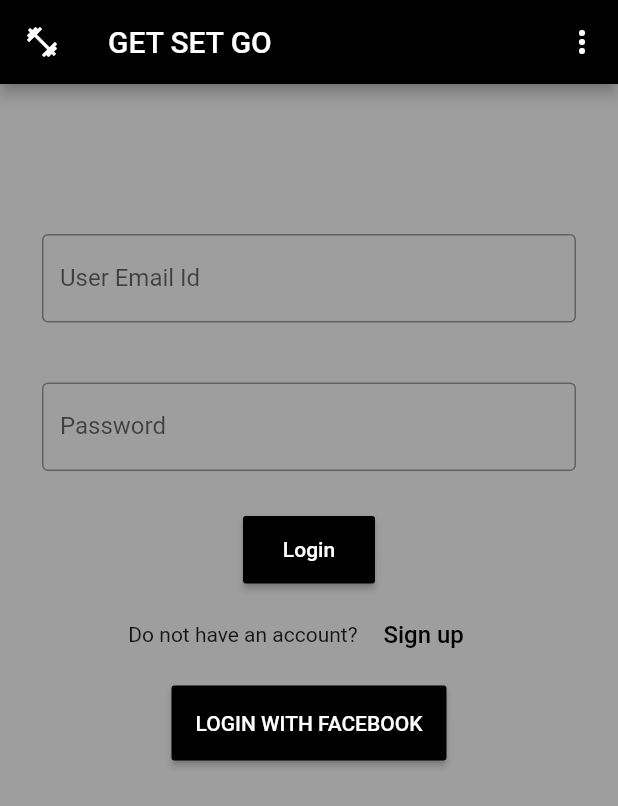
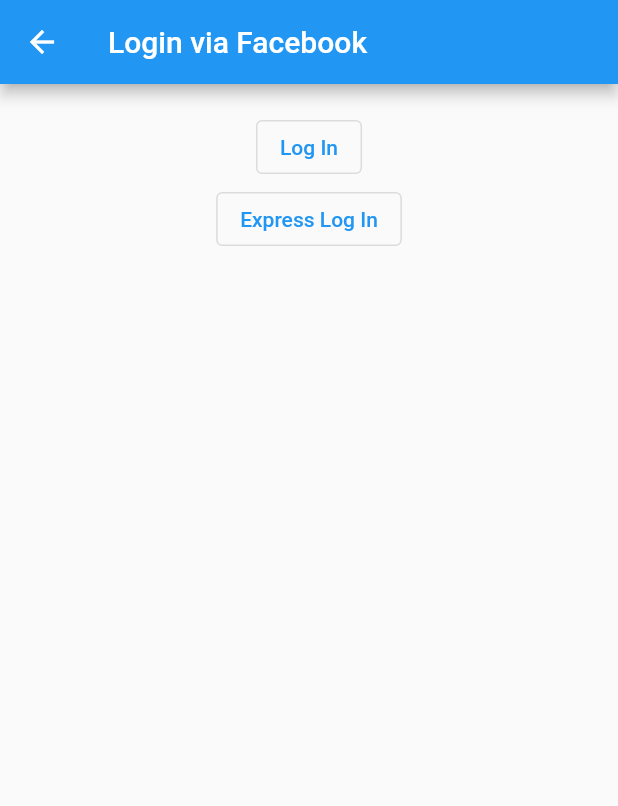
Before and after one commit to saipreethi14/flutterfitness22, a Flutter app: the SignInPage screen opened directly, after a tap on "LOGIN WITH FACEBOOK", on a phone screen of 412 x 824 dp. Shown: the top 806 px of the screen. Run offline on Flutter 3.47's test engine with Material 2 defaults, Android fonts, the phone set to English and light mode, and no system bars; our stand-ins replace chewie, cloud_firestore, firebase_auth, firebase_core, font_awesome_flutter, video_player; missing offline and left inert: flutter_login_facebook; accounts and stored records are empty.

Commit message:
Added FaceBook LoGin Page

```diff
--- /dev/null
+++ b/lib/MyApp.dart
@@ -0,0 +1,173 @@
+import 'dart:io';
+
+import 'package:ff/HomePage.dart';
+import 'package:flutter/cupertino.dart';
+import 'package:flutter/material.dart';
+import 'package:flutter_login_facebook/flutter_login_facebook.dart';
+
+
+
+class MyApp1 extends StatefulWidget {
+  final FacebookLogin plugin;
+
+  const MyApp1({Key? key, required this.plugin}) : super(key: key);
+
+  @override
+  _MyHomeState createState() => _MyHomeState();
+}
+
+class _MyHomeState extends State<MyApp1> {
+  String? _sdkVersion;
+  FacebookAccessToken? _token;
+  FacebookUserProfile? _profile;
+  String? _email;
+  String? _password;
+  String? _imageUrl;
+
+  @override
+  void initState() {
+    super.initState();
+
+    _getSdkVersion();
+    _updateLoginInfo();
+  }
+
+  @override
+  Widget build(BuildContext context) {
+    final isLogin = _token != null && _profile != null;
+    return Scaffold(
+      appBar: AppBar(
+        title: const Text('Login via Facebook '),
+      ),
+      body: Padding(
+        padding: const EdgeInsets.symmetric(vertical: 18.0, horizontal: 8.0),
+        child: Center(
+          child: Column(
+            children: <Widget>[
+              if (_sdkVersion != null) Text('SDK v$_sdkVersion'),
+              if (isLogin)
+                Padding(
+                  padding: const EdgeInsets.only(bottom: 10),
+                  child: _buildUserInfo(context, _profile!, _token!, _email),
+
+                ),
+              if(isLogin && FacebookLoginStatus != FacebookLoginStatus.cancel)
+                Padding(padding: EdgeInsets.all(10),
+                child: FlatButton(
+                  child: Text('Login'),
+                  onPressed: () {
+                    Navigator.push(context, MaterialPageRoute(builder: (Context) => Homepage()));
+                  },
+                ),),
+              isLogin
+                  ? OutlinedButton(
+                child: const Text('Log Out'),
+                onPressed: _onPressedLogOutButton,
+              )
+                  : OutlinedButton(
+                child: const Text('Log In'),
+
+                onPressed: _onPressedLogInButton,
+
+              ),
+              if (!isLogin && Platform.isAndroid)
+                OutlinedButton(
+                  child: const Text('Express Log In'),
+                  onPressed: () => _onPressedExpressLogInButton(context),
+                )
+
+            ],
+          ),
+        ),
+      ),
+    );
+  }
+
+  Widget _buildUserInfo(BuildContext context, FacebookUserProfile profile,
+      FacebookAccessToken accessToken, String? email) {
+    final avatarUrl = _imageUrl;
+    return Column(
+      crossAxisAlignment: CrossAxisAlignment.start,
+      children: [
+        if (avatarUrl != null)
+          Center(
+            child: Image.network(avatarUrl),
+          ),
+        Row(
+          crossAxisAlignment: CrossAxisAlignment.center,
+          children: <Widget>[
+            const Text('User: '),
+            Text(
+              '${profile.firstName} ${profile.lastName}',
+              style: const TextStyle(fontWeight: FontWeight.bold),
+            ),
+          ],
+        ),
+        const Text('AccessToken: '),
+        Text(
+          accessToken.token,
+          softWrap: true,
+        ),
+        if (email != null) Text('Email: $email'),
+      ],
+    );
+  }
+
+  Future<void> _onPressedLogInButton() async {
+    await widget.plugin.logIn(permissions: [
+      FacebookPermission.publicProfile,
+      FacebookPermission.email,
+        ]);
+
+    await _updateLoginInfo();
+  }
+
+  Future<void> _onPressedExpressLogInButton(BuildContext context) async {
+    final res = await widget.plugin.expressLogin();
+    if (res.status == FacebookLoginStatus.success) {
+      await _updateLoginInfo();
+    } else {
+      await showDialog<Object>(
+        context: context,
+        builder: (context) => const AlertDialog(
+          content: Text("Can't make express log in. Try regular log in."),
+        ),
+      );
+    }
+  }
+
+  Future<void> _onPressedLogOutButton() async {
+    await widget.plugin.logOut();
+    await _updateLoginInfo();
+  }
+
+  Future<void> _getSdkVersion() async {
+    final sdkVesion = await widget.plugin.sdkVersion;
+    setState(() {
+      _sdkVersion = sdkVesion;
+    });
+  }
+
+  Future<void> _updateLoginInfo() async {
+    final plugin = widget.plugin;
+    final token = await plugin.accessToken;
+    FacebookUserProfile? profile;
+    String? email;
+    String? imageUrl;
+
+    if (token != null) {
+      profile = await plugin.getUserProfile();
+      if (token.permissions.contains(FacebookPermission.email.name)) {
+        email = await plugin.getUserEmail();
+      }
+      imageUrl = await plugin.getProfileImageUrl(width: 100);
+    }
+
+    setState(() {
+      _token = token;
+      _profile = profile;
+      _email = email;
+      _imageUrl = imageUrl;
+    });
+  }
+}
--- a/lib/SignInPage.dart
+++ b/lib/SignInPage.dart
@@ -1,7 +1,10 @@
+import 'package:ff/HomePage.dart';
+import 'package:ff/main.dart';
 import 'package:flutter/cupertino.dart';
 import 'package:flutter/material.dart';
 import 'package:provider/provider.dart';
-
+import 'package:flutter_login_facebook/flutter_login_facebook.dart';
+import 'MyApp.dart';
 import 'SignUpPage.dart';
 import 'auth_service.dart';
 
@@ -15,7 +18,7 @@ class SignInPage extends StatefulWidget {
 class _SignInPageState extends State<SignInPage> {
   TextEditingController emailController = new TextEditingController();
   TextEditingController passwordController = new TextEditingController();
-
+  static final FacebookLogin facebookSignIn = new FacebookLogin();
   @override
   Widget build(BuildContext context) {
     return Scaffold(
@@ -117,7 +120,10 @@ class _SignInPageState extends State<SignInPage> {
                   textColor: Colors.white,
                   color: Colors.black,
                   child: Text('LOGIN WITH FACEBOOK'),
-                  onPressed: () {},
+                  onPressed: () {
+                    final plugin = FacebookLogin(debug: true);
+                    Navigator.push(context, MaterialPageRoute(builder: (Context) => MyApp1(plugin:  plugin,)));
+                  },
                 )),
           ],
         ),
--- a/pubspec.yaml
+++ b/pubspec.yaml
@@ -41,6 +41,7 @@ dependencies:
   provider: ^5.0.0
   firebase_core: ^1.10.6
   cloud_firestore: ^3.1.5
+  flutter_login_facebook: ^1.2.0
 
 
 dev_dependencies:
```
Also changed, not shown: pubspec.lock, 2 other files.
